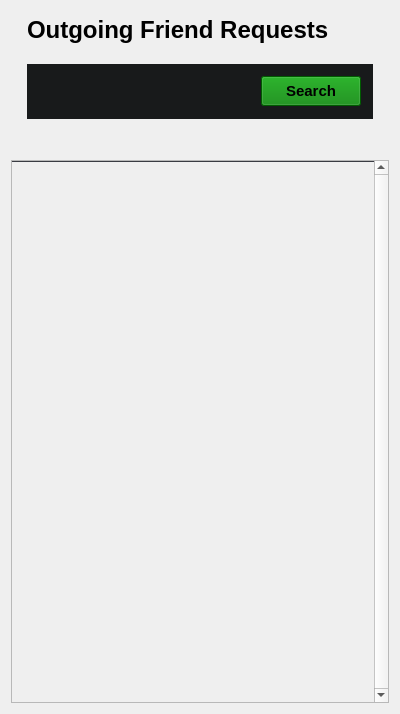
Above: outgoingpage.ui from Didi305/Discard before the change. Below: the same form after it.
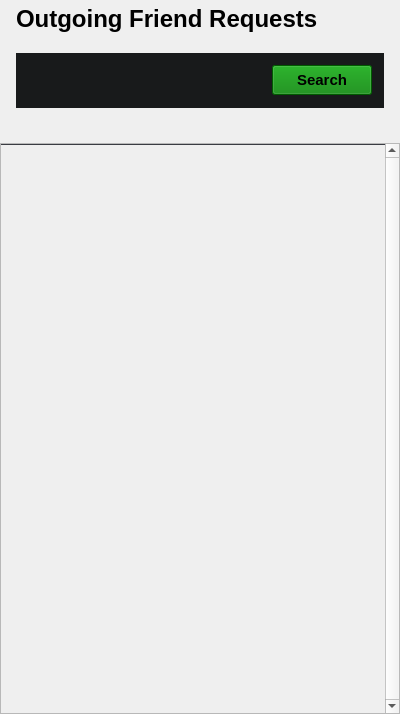
That is the form after the change.

The edit to the form file:
```diff
--- a/outgoingpage.ui
+++ b/outgoingpage.ui
@@ -14,6 +14,21 @@
    <string>Form</string>
   </property>
   <layout class="QVBoxLayout" name="verticalLayout">
+   <property name="spacing">
+    <number>0</number>
+   </property>
+   <property name="leftMargin">
+    <number>0</number>
+   </property>
+   <property name="topMargin">
+    <number>0</number>
+   </property>
+   <property name="rightMargin">
+    <number>0</number>
+   </property>
+   <property name="bottomMargin">
+    <number>0</number>
+   </property>
    <item>
     <layout class="QVBoxLayout" name="verticalLayout_2" stretch="0,0">
      <property name="spacing">
@@ -147,8 +162,8 @@
        <rect>
         <x>0</x>
         <y>0</y>
-        <width>366</width>
-        <height>541</height>
+        <width>384</width>
+        <height>565</height>
        </rect>
       </property>
       <property name="sizePolicy">
@@ -167,7 +182,7 @@
         <number>0</number>
        </property>
        <property name="leftMargin">
-        <number>0</number>
+        <number>15</number>
        </property>
        <property name="topMargin">
         <number>0</number>
```
